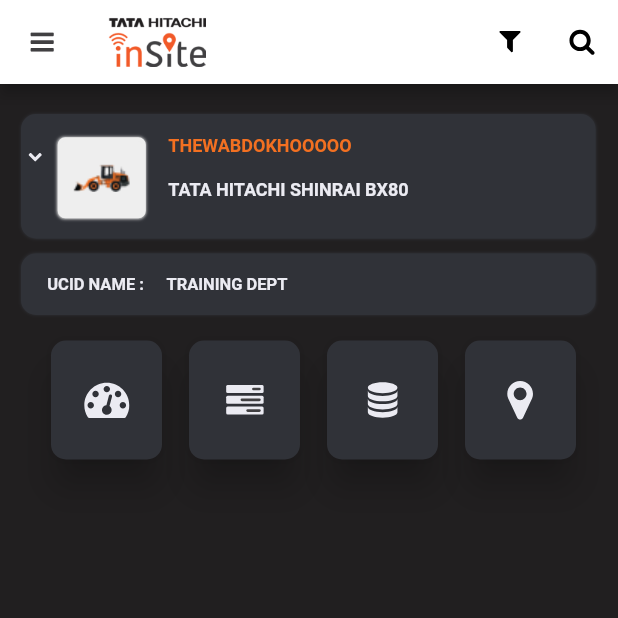
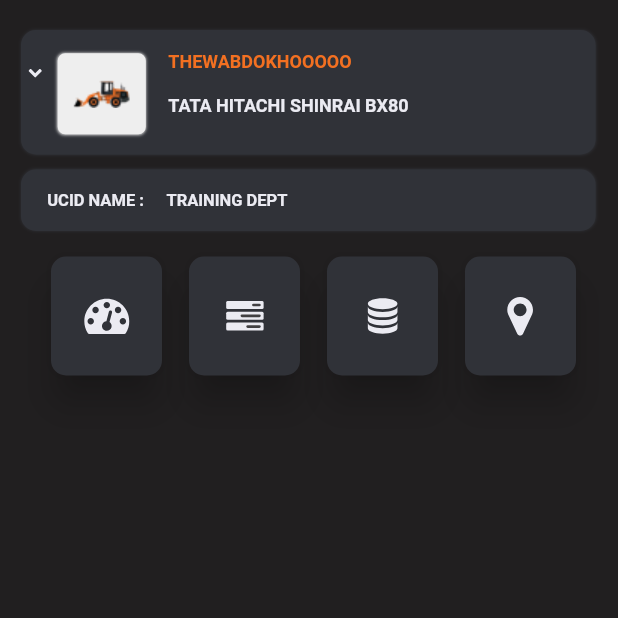
Before and after one commit to madhurapandiyan/insite, a Flutter app: the TabPage screen opened by its route, on a phone screen of 412 x 824 dp, the top half of it. Run offline on Flutter 3.47's test engine with Material 2 defaults, Android fonts, the phone set to English and light mode, and no system bars; our stand-ins replace cookie_jar, dio, dio_cookie_manager, equatable, flutter_svg, get_it and 5 more; accounts and stored records are empty; generated files the repository leaves out were written again.

Commit message:
added detail page navigation to asset list page

```diff
--- a/lib/assetlist/asset_list.dart
+++ b/lib/assetlist/asset_list.dart
@@ -5,6 +5,8 @@
 import 'package:insite/widgets/smart_widgets/asset_item.dart';
 
 class AssetList extends StatefulWidget {
+  final VoidCallback onDetailPageSelected;
+  AssetList({this.onDetailPageSelected});
   @override
   _AssetListState createState() => _AssetListState();
 }
@@ -66,6 +68,9 @@
                       Asset name = assetList[index];
                       return AssetItem(
                         asset: name,
+                        onCallback: () {
+                          widget.onDetailPageSelected();
+                        },
                       );
                     })
               ],
--- a/lib/main.dart
+++ b/lib/main.dart
@@ -18,7 +18,7 @@
       debugShowCheckedModeBanner: false,
       navigatorKey: locator<NavigationService>().navigatorKey,
       onGenerateRoute: router.Router.generateRoute,
-      initialRoute: tabViewRoute,
+      initialRoute: splashViewRoute,
       theme: ThemeData(
           backgroundColor: cod_grey,
           fontFamily: 'Roboto',
--- a/lib/tab/tabpage.dart
+++ b/lib/tab/tabpage.dart
@@ -2,43 +2,21 @@
 import 'package:flutter/material.dart';
 import 'package:flutter_svg/flutter_svg.dart';
 import 'package:insite/theme/colors.dart';
-import 'package:insite/widgets/dumb_widgets/insite_image.dart';
 
 class TabPage extends StatefulWidget {
+  final VoidCallback onDetailPageSelected;
+  TabPage({this.onDetailPageSelected});
   @override
   _TabPageState createState() => _TabPageState();
 }
 
 class _TabPageState extends State<TabPage> {
-  int selectedcard=-1;
-
+  int selectedcard = -1;
 
   @override
   Widget build(BuildContext context) {
     return Scaffold(
       backgroundColor: bgcolor,
-      appBar: AppBar(
-        backgroundColor: appbarcolor,
-        leading: IconButton(
-          icon: SvgPicture.asset("assets/images/menubar.svg"),
-          onPressed: () => print("button is tapped"),
-        ),
-        title: InsiteImage(
-          height: 65,
-          width: 65,
-          path: "assets/images/hitachi.png",
-        ),
-        actions: [
-          new IconButton(
-            icon: SvgPicture.asset("assets/images/filter.svg"),
-            onPressed: () => print("button is tapped"),
-          ),
-          new IconButton(
-            icon: SvgPicture.asset("assets/images/searchs.svg"),
-            onPressed: () => print("button is tapped"),
-          ),
-        ],
-      ),
       body: SingleChildScrollView(
         child: Column(
           mainAxisAlignment: MainAxisAlignment.start,
@@ -204,14 +182,14 @@
   Widget _tabcontainer(int index) {
     return GestureDetector(
       onTap: () {
-      buttontap(index);
+        buttontap(index);
       },
       child: Container(
           width: 82,
           height: 87.29,
           child: Card(
             semanticContainer: true,
-            color:selectedcard==index?tango: cardcolor,
+            color: selectedcard == index ? tango : cardcolor,
             elevation: 10.0,
             //margin: EdgeInsets.all(1.0),
             shape: new RoundedRectangleBorder(
@@ -228,14 +206,14 @@
   Widget _cardcontainer(int index) {
     return GestureDetector(
       onTap: () {
-       buttontap(index);
+        buttontap(index);
       },
       child: Container(
           width: 82,
           height: 87.29,
           child: Card(
             semanticContainer: true,
-            color: selectedcard==index?tango: cardcolor,
+            color: selectedcard == index ? tango : cardcolor,
             elevation: 10.0,
             //margin: EdgeInsets.all(1.0),
             shape: new RoundedRectangleBorder(
@@ -253,14 +231,13 @@
     return GestureDetector(
       onTap: () {
         buttontap(index);
-
       },
       child: Container(
           width: 82,
           height: 87.29,
           child: Card(
             semanticContainer: true,
-            color: selectedcard==index?tango: cardcolor,
+            color: selectedcard == index ? tango : cardcolor,
             elevation: 10.0,
             //margin: EdgeInsets.all(1.0),
             shape: new RoundedRectangleBorder(
@@ -278,14 +255,13 @@
     return GestureDetector(
       onTap: () {
         buttontap(index);
-
       },
       child: Container(
           width: 82,
           height: 87.29,
           child: Card(
             semanticContainer: true,
-            color: selectedcard==index?tango: cardcolor,
+            color: selectedcard == index ? tango : cardcolor,
             elevation: 10.0,
             //margin: EdgeInsets.all(1.0),
             shape: new RoundedRectangleBorder(
@@ -298,6 +274,7 @@
           )),
     );
   }
+
   void buttontap(int index) {
     if (index == 0) {
       setState(() {
@@ -318,8 +295,6 @@
       setState(() {
         selectedcard = index;
       });
-
     }
-
   }
 }
--- a/lib/views/fleet/fleet_view.dart
+++ b/lib/views/fleet/fleet_view.dart
@@ -6,6 +6,8 @@
 import 'fleet_view_model.dart';
 
 class FleetView extends StatelessWidget {
+  final VoidCallback onDetailPageSelected;
+  FleetView({this.onDetailPageSelected});
   @override
   Widget build(BuildContext context) {
     return ViewModelBuilder<FleetViewModel>.reactive(
@@ -19,6 +21,9 @@
                   Asset name = assetList[index];
                   return AssetItem(
                     asset: name,
+                    onCallback: () {
+                      onDetailPageSelected();
+                    },
                   );
                 }));
       },
--- a/lib/views/splash/splash_view_model.dart
+++ b/lib/views/splash/splash_view_model.dart
@@ -65,7 +65,7 @@
   void getLoggedInUserDetails(code) async {
     UserInfo userInfo = await _loginService.getLoggedInUserInfo(code);
     _localService.saveUserInfo(userInfo);
-    _nagivationService.navigateTo(homeViewRoute);
+    _nagivationService.replaceWith(homeViewRoute);
     isProcessing = false;
   }
 }
```
Also changed, not shown: lib/views/home/home_view.dart (+20 -8 lines), lib/widgets/smart_widgets/asset_item.dart (+8 -2 lines).
